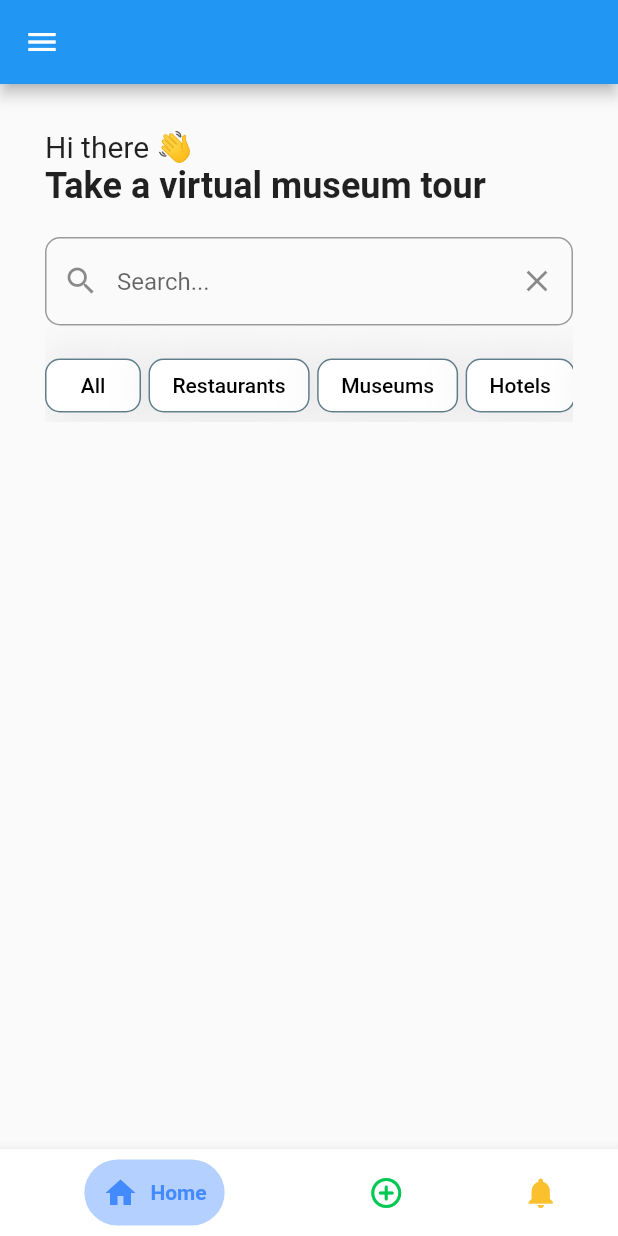
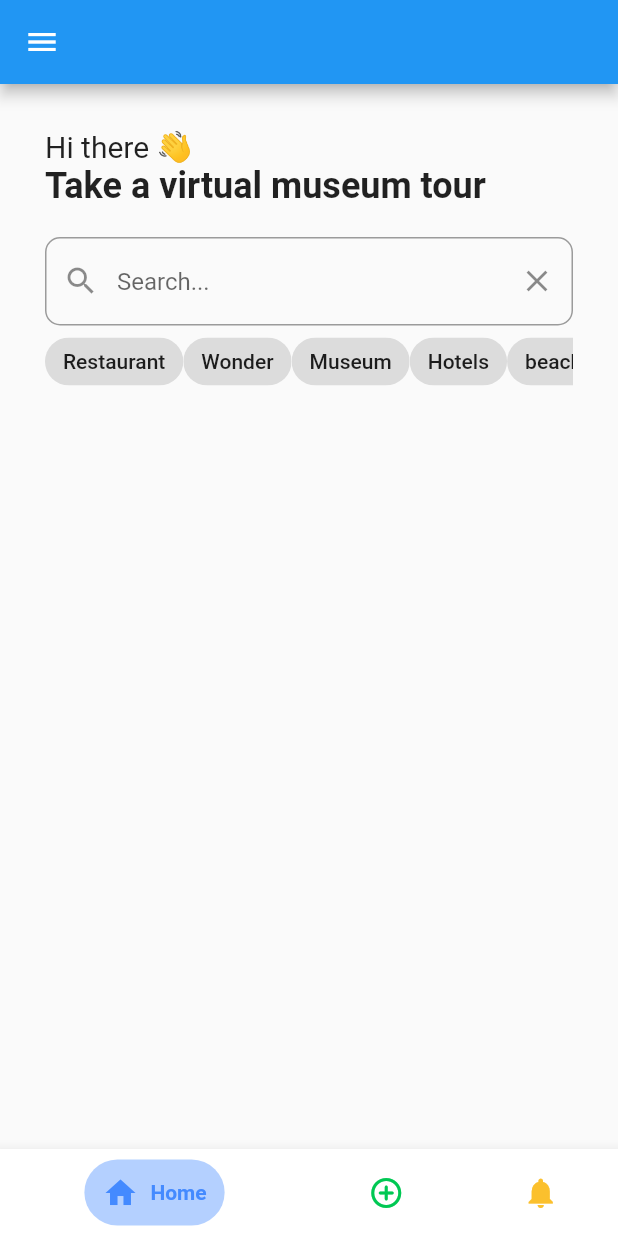
Before and after one commit to monstajoe2002/tourism_dept_app, a Flutter app: the screen it shows after launch, after a tap on "Continue As Guest", on a phone screen of 412 x 824 dp. Run offline on Flutter 3.47's test engine with Material 2 defaults, Android fonts, the phone set to English and light mode, and no system bars; drawn by our look-alikes of group_button, stylish_bottom_bar; our stand-ins replace cloud_firestore, firebase_auth, firebase_core, firebase_storage, flutter_rating_bar, image_picker; accounts and stored records are empty; network calls fail.

```diff
--- a/lib/main.dart
+++ b/lib/main.dart
@@ -1,5 +1,6 @@
 import 'package:firebase_auth/firebase_auth.dart';
 import 'package:flutter/material.dart';
+import 'package:tourism_dept_app/screens/details.dart';
 import 'package:tourism_dept_app/screens/loading_screen.dart';
 import 'package:tourism_dept_app/screens/home.dart';
 import 'package:firebase_core/firebase_core.dart';
@@ -51,7 +52,8 @@ class _MyAppState extends State<MyApp> {
         var user = FirebaseAuth.instance.currentUser;
         if (user != null) {
           print('user authenticated fl main');
-          return Home();
+         return Home();
+         // return Details_Screen();
         } else {
           print('user is not authenticated fl main');
           return const LoginScreen();
@@ -73,6 +75,9 @@ class _MyAppState extends State<MyApp> {
         primarySwatch: Colors.blue,
       ),
       home: ShowAppropriateScreen(),
+      routes: {
+        '/details_screen':(context) => Details_Screen(),
+      },
     );
   }
 }
--- a/lib/screens/home.dart
+++ b/lib/screens/home.dart
@@ -28,10 +28,19 @@ class Home extends StatelessWidget {
                   onTap: () {
                     if (user != null) {
                       FirebaseAuth.instance.signOut().then((value) {
-                        Navigator.push(
+                        // Navigator.push(
+                        //     context,
+                        //     MaterialPageRoute(
+                        //         builder: (context) => LoginScreen()));
+
+                        Navigator.pushAndRemoveUntil<dynamic>(
                           context,
-                            MaterialPageRoute(
-                                builder: (context) => LoginScreen()));
+                          MaterialPageRoute<dynamic>(
+                            builder: (BuildContext context) => LoginScreen(),
+                          ),
+                          (route) =>
+                              false, //if you want to disable back feature set to false
+                        );
                       });
                     } else {
                       Navigator.push(
@@ -39,30 +48,31 @@ class Home extends StatelessWidget {
                           MaterialPageRoute(
                               builder: (context) => LoginScreen()));
                     }
-
-
                   },
                 ),
               )
             ],
           ),
         ),
-        body: SingleChildScrollView(
-          child: Container(
-              padding: const EdgeInsets.all(30),
-              child: Column(
-                crossAxisAlignment: CrossAxisAlignment.start,
-                children: [
-                  const Text('Hi there 👋', style: TextStyle(fontSize: 20.0)),
-                  const Text(
-                    'Take a virtual museum tour',
-                    style: TextStyle(fontWeight: FontWeight.w600, fontSize: 24),
-                  ),
-                  const SearchBox(),
-                  const Categories(),
-                  Container(
-                    margin: const EdgeInsets.only(top: 30),
-                    child: Center(
+        // body: SingleChildScrollView(
+        // child:
+        body:
+            // Container(
+            //     padding: const EdgeInsets.all(30),
+            //     child: Column(
+            //       crossAxisAlignment: CrossAxisAlignment.start,
+            //       children: [
+            //         const Text('Hi there 👋', style: TextStyle(fontSize: 20.0)),
+            //         const Text(
+            //           'Take a virtual museum tour',
+            //           style: TextStyle(fontWeight: FontWeight.w600, fontSize: 24),
+            //         ),
+            //         const SearchBox(),
+            FilterChipExample(),
+        //const Categories(),
+        // Container(
+        //   margin: const EdgeInsets.only(top: 30),
+        //   child: Center(
         //     child: StreamBuilder<QuerySnapshot>(
         //   stream: stream,
         //   builder: (context, snapshot) {
@@ -83,11 +93,130 @@ class Home extends StatelessWidget {
         //         itemCount: posts.length);
         //   },
         // )
-                    ),
-                  )
-                ],
-              )),
-        ),
+        //           ),
+        //     )
+        //   ],
+        // )),
+        // ),
         bottomNavigationBar: const BottomBar());
   }
 }
+
+class FilterChipExample extends StatefulWidget {
+  const FilterChipExample({super.key});
+
+  @override
+  State<FilterChipExample> createState() => _FilterChipExampleState();
+}
+
+class _FilterChipExampleState extends State<FilterChipExample> {
+  int? _value = null;
+  List<String> options = [
+    'Restaurant',
+    'Wonder',
+    'Museum',
+    'Hotels',
+    'beach',
+    'club'
+  ];
+
+  @override
+  Widget build(BuildContext context) {
+    var type;
+    if (_value == 0) {
+      type = 'Restaurant';
+    }
+    if (_value == 1) {
+      type = 'Wonder';
+    }
+    if (_value == 2) {
+      type = 'Museum';
+    }
+    if (_value == 3) {
+      type = 'Hotels';
+    }
+    if (_value == 4) {
+      type = 'beach';
+    }
+    if (_value == 5) {
+      type = 'club';
+    }
+
+    var postInstance = FirebaseFirestore.instance
+        .collection("posts")
+        .where("type", isEqualTo: type);
+    var myStream = postInstance.snapshots();
+
+    return Scaffold(
+        body: SingleChildScrollView(
+      child: Container(
+          padding: const EdgeInsets.all(30),
+          child:
+              Column(crossAxisAlignment: CrossAxisAlignment.start, children: [
+            const Text('Hi there 👋', style: TextStyle(fontSize: 20.0)),
+            const Text(
+              'Take a virtual museum tour',
+              style: TextStyle(fontWeight: FontWeight.w600, fontSize: 24),
+            ),
+            const SearchBox(),
+            StreamBuilder<QuerySnapshot>(
+                stream: myStream,
+                builder: (ctx, strSnapshot) {
+                  if (strSnapshot.connectionState == ConnectionState.waiting) {
+                    return Center(
+                      child: CircularProgressIndicator(),
+                    );
+                  }
+
+                  var myDocuments = strSnapshot.data!.docs;
+                  return
+                      // SingleChildScrollView(
+                      //   child:
+                      Column(
+                    mainAxisAlignment: MainAxisAlignment.start,
+                    children: <Widget>[
+                      SingleChildScrollView(
+                        scrollDirection: Axis.horizontal,
+                        child: Row(
+                          children: List<Widget>.generate(
+                            options.length,
+                            (int index) {
+                              return ChoiceChip(
+                                label: Text(options[index]),
+                                selected: _value == index,
+                                onSelected: (bool selected) {
+                                  setState(() {
+                                    _value = selected ? index : null;
+                                  });
+                                },
+                              );
+                            },
+                          ).toList(),
+                        ),
+                      ),
+                      ListView.builder(
+                        physics: NeverScrollableScrollPhysics(),
+                        shrinkWrap: true,
+                        scrollDirection: Axis.vertical,
+                        reverse: true,
+                        itemBuilder: (itemCtx, index) {
+                          var document = myDocuments[index].data() as Map;
+                          return PostCard(
+                              title: document['name'],
+                              location: document['location'],
+                              imageUrl: document['imageUrl'],
+                              rating:double.parse(document['average_rating'].toString()),
+                              post_id:myDocuments[index].id,
+                              category: document['type']);
+                        },
+                        itemCount: myDocuments.length,
+                      )
+                    ],
+                  );
+                  // ,
+                  // );
+                })
+          ])),
+    ));
+  }
+}
--- a/lib/screens/login_screen.dart
+++ b/lib/screens/login_screen.dart
@@ -166,7 +166,7 @@ class _LoginScreenState extends State<LoginScreen> {
                 password: passwordController.text,
               )
                   .then((value) {
-                Navigator.push(
+                Navigator.pushReplacement(
                     context, MaterialPageRoute(builder: (context) => Home()));
               });
             } on FirebaseAuthException catch (e) {
--- a/lib/screens/new_post.dart
+++ b/lib/screens/new_post.dart
@@ -49,7 +49,7 @@ class _NewPostScreenState extends State<NewPostScreen> {
         'type': type,
         'description': description,
         'recommendation': recommendation,
-        'rating':0
+        'average_rating':0.0
       });
       showDialog(
         context: context,
--- a/pubspec.yaml
+++ b/pubspec.yaml
@@ -45,6 +45,7 @@ dependencies:
   firebase_auth: ^4.6.1
   get: ^4.6.5
   firebase_storage: ^11.2.1
+  comment_box: ^0.0.18
 
 dev_dependencies:
   flutter_test:
```
Also changed, not shown: lib/screens/NewExWidget.dart (added, +58 -0 lines), lib/screens/details.dart (added, +381 -0 lines), lib/widgets/post_card.dart (+13 -14 lines), pubspec.lock. Lines whose indentation alone changed are shown as unchanged.
